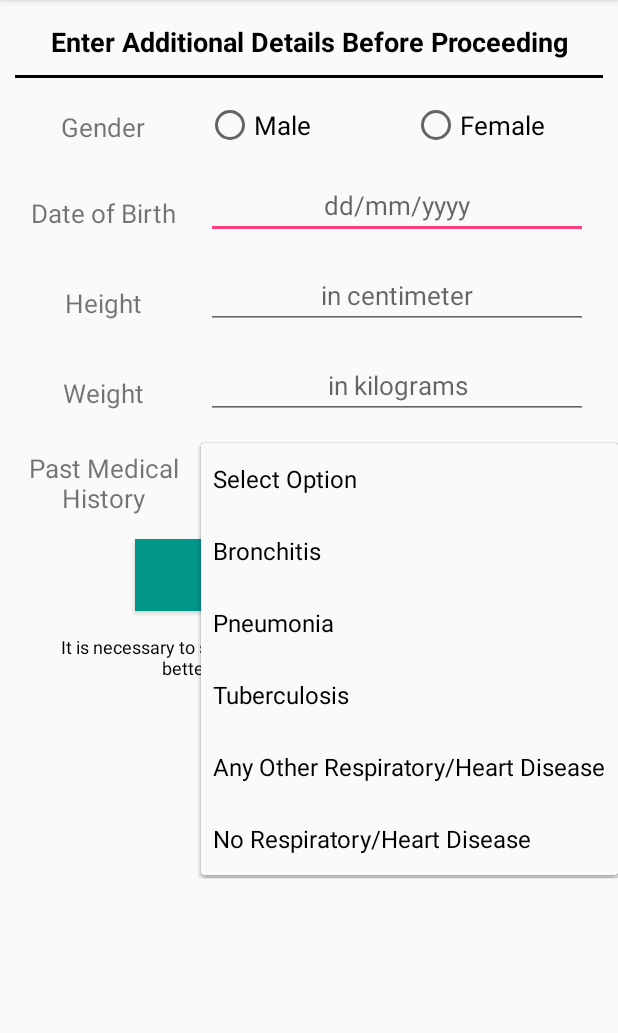
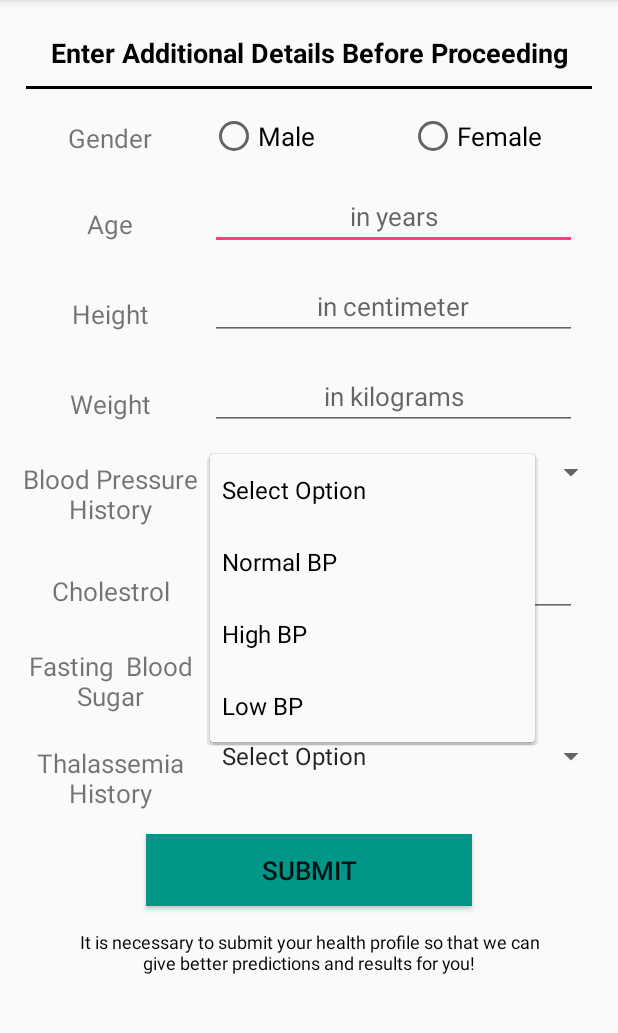
Before and after one commit to princek628/RespirePlus, an Android app: the AdditionalDetails screen opened directly, with no data from a screen before it, after a tap on "Select Option", on a phone screen of 412 x 824 dp, the part 84-1117 px from its top. Run offline under Robolectric (Android 15) with nearby library versions, the phone set to English and light mode, and no system bars; our stand-ins replace Volley.

Commit message:
Major Changes

```diff
--- a/app/src/main/java/com/respireplus/respire/AdditionalDetails.java
+++ b/app/src/main/java/com/respireplus/respire/AdditionalDetails.java
@@ -37,15 +37,14 @@ import java.util.Map;
 
 public class AdditionalDetails extends AppCompatActivity implements AdapterView.OnItemSelectedListener {
 
-    RadioGroup radioGroup;
-    EditText etDate, etHeight, etWeight;
+    RadioGroup radioGroup,radioGroup2;
+    EditText etDate, etHeight, etWeight,etChol;
     Button btnSubmit;
-    private String gndr,history,mobile;
-    private int sno;
+    private String gndr,history,mobile,fbs,thal;
+    private int sno,fbsid,sno2,restecg,gndrid;
     private ProgressDialog mProgress;
     SharedPreferences sharedpreferences;
     private static final String MyPREFERENCES = "MyPrefs";
-
 
     @Override
     protected void onCreate(Bundle savedInstanceState) {
@@ -55,6 +54,7 @@ public class AdditionalDetails extends AppCompatActivity implements AdapterView.
         etDate = (EditText)findViewById(R.id.Age);
         etHeight = (EditText)findViewById(R.id.Height);
         etWeight = (EditText)findViewById(R.id.Weight);
+        etChol = (EditText)findViewById(R.id.Chol);
         btnSubmit = (Button) findViewById(R.id.Submit);
         mProgress = new ProgressDialog(this);
         mProgress.setTitle("Saving Additional Details...");
@@ -62,16 +62,13 @@ public class AdditionalDetails extends AppCompatActivity implements AdapterView.
         mProgress.setCancelable(false);
         mProgress.setIndeterminate(true);
 
-
         Spinner spinner=(Spinner) findViewById(R.id.List);
         spinner.setOnItemSelectedListener(this);
         List<String> categories = new ArrayList<String>();
         categories.add(0,"Select Option");
-        categories.add(1,"Bronchitis");
-        categories.add(2,"Pneumonia");
-        categories.add(3,"Tuberculosis");
-        categories.add(4,"Any Other Respiratory/Heart Disease");
-        categories.add(5,"No Respiratory/Heart Disease");
+        categories.add(1,"Normal BP");
+        categories.add(2,"High BP");
+        categories.add(3,"Low BP");
         // Creating adapter for spinner
         ArrayAdapter<String> dataAdapter = new ArrayAdapter<String>(this, android.R.layout.simple_spinner_item, categories);
         // Drop down layout style - list view with radio button
@@ -79,14 +76,46 @@ public class AdditionalDetails extends AppCompatActivity implements AdapterView.
         // attaching data adapter to spinner
         spinner.setAdapter(dataAdapter);
 
+        Spinner spinner2=(Spinner) findViewById(R.id.Thal);
+        spinner2.setOnItemSelectedListener(this);
+        List<String> categories2 = new ArrayList<String>();
+        categories2.add(0,"Select Option");
+        categories2.add(1,"Normal");
+        categories2.add(2,"Genetic");
+        categories2.add(3,"Non Genetic");
+        // Creating adapter for spinner
+        ArrayAdapter<String> dataAdapter2 = new ArrayAdapter<String>(this, android.R.layout.simple_spinner_item, categories2);
+        // Drop down layout style - list view with radio button
+        dataAdapter2.setDropDownViewResource(android.R.layout.simple_spinner_dropdown_item);
+        // attaching data adapter to spinner
+        spinner2.setAdapter(dataAdapter2);
+
         radioGroup = (RadioGroup) findViewById(R.id.RadioGroup);
+        radioGroup2 = (RadioGroup)findViewById(R.id.RadioGroup2);
         radioGroup.clearCheck();
+        radioGroup2.clearCheck();
 
         radioGroup.setOnCheckedChangeListener(new RadioGroup.OnCheckedChangeListener() {
             @Override
             public void onCheckedChanged(RadioGroup radioGroup, @IdRes int i) {
-                RadioButton rb= (RadioButton) radioGroup.findViewById(i);
+                RadioButton rb= radioGroup.findViewById(i);
                 gndr=rb.getText().toString();
+                if(gndr.equals("Male"))
+                    gndrid=1;
+                else if(gndr.equals("Female"))
+                    gndrid=0;
+            }
+        });
+
+        radioGroup2.setOnCheckedChangeListener(new RadioGroup.OnCheckedChangeListener() {
+            @Override
+            public void onCheckedChanged(RadioGroup radioGroup2, @IdRes int i) {
+                RadioButton rb= radioGroup2.findViewById(i);
+                fbs=rb.getText().toString();
+                if(fbs.equals("Normal"))
+                    fbsid=0;
+                else fbsid = 1;
+                //Toast.makeText(getApplicationContext(), fbs+" "+i, Toast.LENGTH_LONG).show();
             }
         });
 
@@ -100,12 +129,14 @@ public class AdditionalDetails extends AppCompatActivity implements AdapterView.
                 int height=Integer.parseInt(t);
                 t=etWeight.getText().toString();
                 int weight=Integer.parseInt(t);
+                t=etChol.getText().toString();
+                int chol=Integer.parseInt(t);
 
                 sharedpreferences = getSharedPreferences(MyPREFERENCES, Context.MODE_PRIVATE);
                 mobile=sharedpreferences.getString("mobile",null);
                 if (mobile!=null) {
 
-                    additional(date,height,weight);
+                    additional(date,height,weight,chol);
                 }
                 else{
                     Toast.makeText(AdditionalDetails.this, "Please SignUp first, then enter Additional Details", Toast.LENGTH_LONG).show();
@@ -117,23 +148,45 @@ public class AdditionalDetails extends AppCompatActivity implements AdapterView.
 
     @Override
     public void onItemSelected(AdapterView<?> parent, View view, int position, long id) {
-        String item = parent.getItemAtPosition(position).toString();
-        // Showing selected spinner item
-        history=item;
-        sno=position;
+        switch(parent.getId()) {
+            case R.id.List:
+                String item = parent.getItemAtPosition(position).toString();
+                history=item;
+                sno=position;
+                if(sno==1)
+                    sno=0;
+                else if(sno==2 || sno==3)
+                    sno=2;
+                else
+                    Snackbar.make(findViewById(R.id.Thal), "You Selected Nothing", Snackbar.LENGTH_LONG).show();
+                break;
+            case R.id.Thal:
+                String item2 = parent.getItemAtPosition(position).toString();
+                thal=item2;
+                sno2=position;
+                if(thal.equals("Normal"))
+                    sno2=3;
+                else if(thal.equals("Genetic"))
+                    sno=6;
+                else if(thal.equals("Non Genetic"))
+                    sno=7;
+                else
+                    Snackbar.make(findViewById(R.id.Thal), "You Selected Nothing", Snackbar.LENGTH_LONG).show();
+                break;
+        }
     }
 
     @Override
     public void onNothingSelected(AdapterView<?> adapterView) {
-
+        Snackbar.make(findViewById(R.id.Thal), "You Selected Nothing", Snackbar.LENGTH_LONG).show();
     }
 
-    private void additional(final int age,final int height,final int weight){
+    private void additional(final int age,final int height,final int weight, final int chol){
         mProgress.show();
         sharedpreferences = getSharedPreferences(MyPREFERENCES, Context.MODE_PRIVATE);
         String ip=sharedpreferences.getString("ip",null);
         RequestQueue queue = Volley.newRequestQueue(AdditionalDetails.this);  // this = context
-        String url = "http://"+ip+"/add-details?mobile="+mobile+"&gender="+gndr+"&age="+age+"&height="+height+"&weight="+weight+"&history="+sno;
+        String url = "http://"+ip+"/add-details?mobile="+mobile+"&gender="+gndrid+"&age="+age+"&height="+height+"&weight="+weight+"&history="+sno+"&chol="+chol+"&fbs="+fbsid+"&thal="+sno2+"&restecg="+sno;
         StringRequest postRequest = new StringRequest(Request.Method.GET, url,
                 new Response.Listener<String>()
                 {
--- a/app/src/main/java/com/respireplus/respire/Home.java
+++ b/app/src/main/java/com/respireplus/respire/Home.java
@@ -7,8 +7,8 @@ import android.view.View;
 import android.widget.Button;
 
 /**
- * Created by peekay on 3/2/18.
- */
+ * Created by peekay on 3/2/18.*
+ **/
 
 public class Home extends AppCompatActivity {
     Button btnMeasure, btnEmergency;
--- a/app/src/main/res/layout/additional_details.xml
+++ b/app/src/main/res/layout/additional_details.xml
@@ -4,7 +4,14 @@
     android:orientation="vertical"
     android:layout_width="match_parent"
     android:layout_height="match_parent">
-
+<ScrollView
+    android:layout_width="match_parent"
+    android:layout_height="wrap_content">
+    <LinearLayout
+        android:layout_width="match_parent"
+        android:layout_height="wrap_content"
+        android:orientation="vertical"
+        android:layout_margin="7dp">
     <TextView
         android:layout_width="match_parent"
         android:layout_height="wrap_content"
@@ -74,7 +81,7 @@
         <TextView
             android:layout_width="match_parent"
             android:layout_height="wrap_content"
-            android:text="Date of Birth"
+            android:text="Age"
             android:textSize="17dp"
             android:gravity="center"
             android:layout_weight="2"
@@ -88,7 +95,7 @@
             android:textSize="17dp"
             android:gravity="center"
             android:inputType="number"
-            android:hint="dd/mm/yyyy"
+            android:hint="in years"
             android:layout_marginRight="20dp"/>
 
     </LinearLayout>
@@ -161,7 +168,7 @@
         <TextView
             android:layout_width="match_parent"
             android:layout_height="wrap_content"
-            android:text="Past Medical History"
+            android:text="Blood Pressure History"
             android:textSize="17dp"
             android:gravity="center"
             android:layout_weight="2"
@@ -169,6 +176,102 @@
 
         <Spinner
             android:id="@+id/List"
+            android:layout_width="fill_parent"
+            android:layout_height="wrap_content"
+            android:layout_weight="1"
+            android:prompt="@string/spinner"/>
+
+    </LinearLayout>
+
+    <LinearLayout
+        android:layout_width="match_parent"
+        android:layout_height="wrap_content"
+        android:orientation="horizontal"
+        android:weightSum="3"
+        android:layout_marginTop="15dp">
+
+        <TextView
+            android:layout_width="match_parent"
+            android:layout_height="wrap_content"
+            android:text="Cholestrol"
+            android:textSize="17dp"
+            android:gravity="center"
+            android:layout_weight="2"
+            android:layout_marginTop="5dp"/>
+
+        <EditText
+            android:id="@+id/Chol"
+            android:layout_width="match_parent"
+            android:layout_height="wrap_content"
+            android:layout_weight="1"
+            android:textSize="17dp"
+            android:gravity="center"
+            android:inputType="numberDecimal"
+            android:hint="in mg/dl"
+            android:layout_marginRight="20dp"/>
+
+    </LinearLayout>
+
+    <LinearLayout
+        android:layout_width="match_parent"
+        android:layout_height="wrap_content"
+        android:orientation="horizontal"
+        android:weightSum="3"
+        android:layout_marginTop="15dp">
+
+        <TextView
+            android:layout_width="match_parent"
+            android:layout_height="wrap_content"
+            android:text="Fasting  Blood Sugar"
+            android:textSize="17dp"
+            android:gravity="center"
+            android:layout_weight="2"
+            android:layout_marginTop="5dp"/>
+
+        <RadioGroup
+            android:id="@+id/RadioGroup2"
+            android:layout_width="fill_parent"
+            android:layout_height="wrap_content"
+            android:orientation="horizontal"
+            android:paddingTop="10dp"
+            android:layout_weight="1">
+
+            <RadioButton
+                android:id="@+id/Normal"
+                android:layout_width="fill_parent"
+                android:layout_height="wrap_content"
+                android:text="Normal"
+                android:layout_weight="1"
+                android:textSize="17dp"/>
+
+            <RadioButton
+                android:id="@+id/High"
+                android:layout_width="fill_parent"
+                android:layout_height="wrap_content"
+                android:text="High"
+                android:layout_weight="1"
+                android:textSize="17dp"/>
+        </RadioGroup>
+    </LinearLayout>
+
+    <LinearLayout
+        android:layout_width="match_parent"
+        android:layout_height="wrap_content"
+        android:orientation="horizontal"
+        android:weightSum="3"
+        android:layout_marginTop="15dp">
+
+        <TextView
+            android:layout_width="match_parent"
+            android:layout_height="wrap_content"
+            android:text="Thalassemia History"
+            android:textSize="17dp"
+            android:gravity="center"
+            android:layout_weight="2"
+            android:layout_marginTop="5dp" />
+
+        <Spinner
+            android:id="@+id/Thal"
             android:layout_width="fill_parent"
             android:layout_height="wrap_content"
             android:layout_weight="1"
@@ -199,5 +302,6 @@
         android:text="@string/AddDetailsInfo"
         android:textColor="@android:color/black"
         android:gravity="center"/>
-
+    </LinearLayout>
+</ScrollView>
 </LinearLayout>
```
Also changed, not shown: app/src/main/java/com/respireplus/respire/HeartRateResult.java (+45 -18 lines), app/src/main/res/layout/heart_rate_result.xml (+36 -9 lines).
